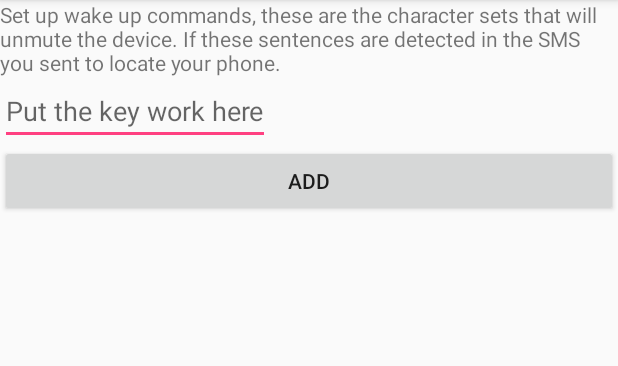
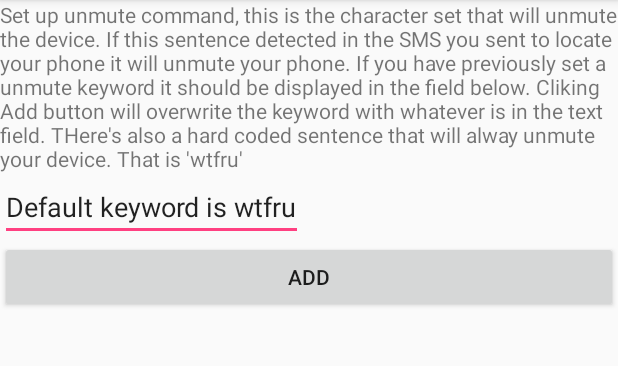
Before and after one commit to keehoo/BuzzLoud, an Android app: the screen it shows after launch (SettingsActivity), after a tap on "SET WAKE UP COMMANDS", on a phone screen of 412 x 824 dp, the part 84-450 px from its top. Run offline under Robolectric (Android 15) with nearby library versions, the phone set to English and light mode, and no system bars.

Commit message:
Added custom keyword do unmute the device via SMS

```diff
--- a/app/src/main/java/com/example/krzysztofkubicki/buzzloud/MainActivity.java
+++ b/app/src/main/java/com/example/krzysztofkubicki/buzzloud/MainActivity.java
@@ -22,16 +22,13 @@ import android.widget.Toast;
 
 public class MainActivity extends AppCompatActivity {
 
-    public boolean allowUnmuting;
-    private SharedPrefsHelper sharedPrefsHelper;
-
     @Override
     protected void onCreate(Bundle savedInstanceState) {
-        allowUnmuting = false;
+        boolean allowUnmuting = false;
         super.onCreate(savedInstanceState);
         setContentView(R.layout.activity_main);
         checkPermissions();
-        sharedPrefsHelper = new SharedPrefsHelper(getApplicationContext());
+        SharedPrefsHelper sharedPrefsHelper = new SharedPrefsHelper(getApplicationContext());
         final TextView volume = (TextView) findViewById(R.id.volume);
         final CheckBox checkBox = (CheckBox) findViewById(R.id.checkBox);
         checkBox.setChecked(sharedPrefsHelper.shouldUnmuteWhileSmsArrives());
@@ -74,6 +71,7 @@ public class MainActivity extends AppCompatActivity {
             @Override
             public void onCheckedChanged(CompoundButton buttonView, boolean isChecked) {
                 (new SharedPrefsHelper(getApplicationContext())).setUnmuteUponIncommingSMS(isChecked);
+                setVolumeText(volume, audio);
             }
         });
 
--- a/app/src/main/java/com/example/krzysztofkubicki/buzzloud/SettingsActivity.java
+++ b/app/src/main/java/com/example/krzysztofkubicki/buzzloud/SettingsActivity.java
@@ -21,6 +21,7 @@ public class SettingsActivity extends AppCompatActivity {
 
         sharedPrefsHelper = new SharedPrefsHelper(getApplicationContext());
         editText = (EditText) findViewById(R.id.editTextSetUnmuteCommand);
+        editText.setText(sharedPrefsHelper.getUnmuteKeyword());
         button = (Button) findViewById(R.id.addUnmuteCommandButton);
 
         button.setOnClickListener(new View.OnClickListener() {
@@ -28,6 +29,7 @@ public class SettingsActivity extends AppCompatActivity {
             public void onClick(View v) {
                 String keyWord = editText.getText().toString();
                 sharedPrefsHelper.addUnmuteKeyword(keyWord);
+                finish();
             }
         });
 
--- a/app/src/main/java/com/example/krzysztofkubicki/buzzloud/SharedPrefsHelper.java
+++ b/app/src/main/java/com/example/krzysztofkubicki/buzzloud/SharedPrefsHelper.java
@@ -37,6 +37,6 @@ public class SharedPrefsHelper {
     }
 
     public String getUnmuteKeyword() {
-        return sharedPreferences.getString(UNMUTE_KEYWORD, "error" );
+        return sharedPreferences.getString(UNMUTE_KEYWORD, "Default keyword is wtfru" );
     }
 }
--- a/app/src/main/res/layout/activity_settings.xml
+++ b/app/src/main/res/layout/activity_settings.xml
@@ -10,14 +10,17 @@
     <TextView
         android:layout_width="match_parent"
         android:layout_height="wrap_content"
-        android:text="Set up wake up commands, these are the character sets that will unmute the device.
-If these sentences are detected in the SMS you sent to locate your phone. "/>
+        android:text="Set up unmute command, this is the character set that will unmute the device.
+If this sentence detected in the SMS you sent to locate your phone it will unmute your phone.
+If you have previously set a unmute keyword it should be displayed in the field below.
+Cliking Add button will overwrite the keyword with whatever is in the text field.
+THere's also a hard coded sentence that will alway unmute your device. That is 'wtfru'"/>
 
 
     <EditText
         android:layout_width="wrap_content"
         android:layout_height="wrap_content"
-        android:hint="Put the key work here"
+        android:hint="Put the key word here"
         android:id="@+id/editTextSetUnmuteCommand"/>
 
     <Button
```
